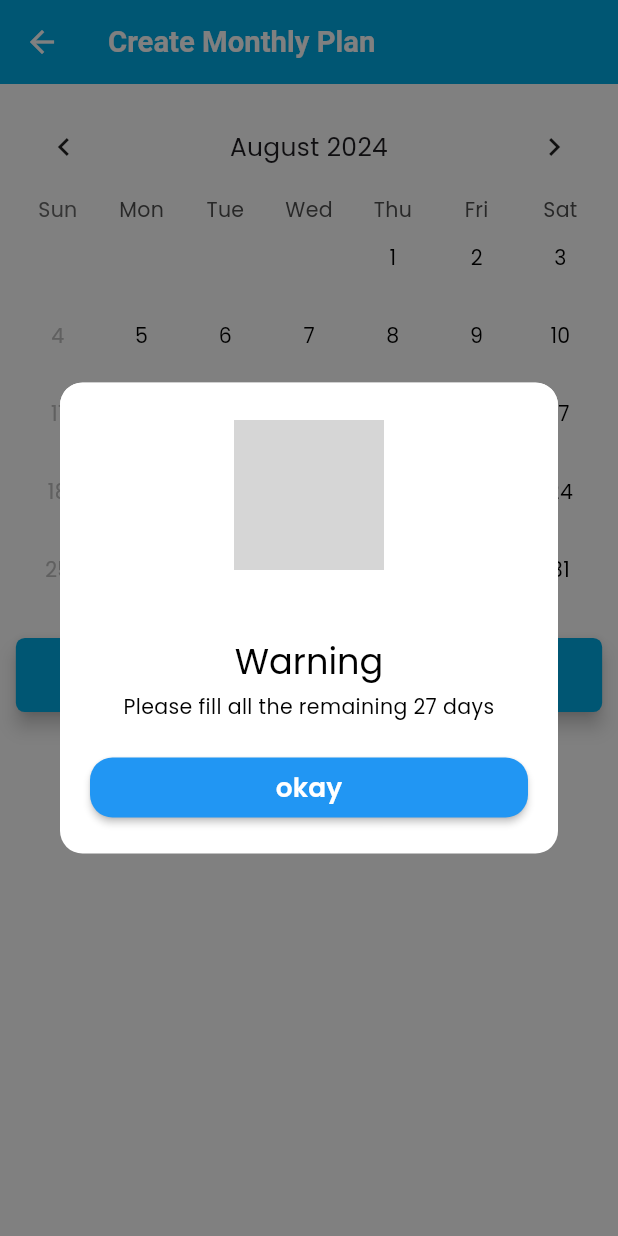
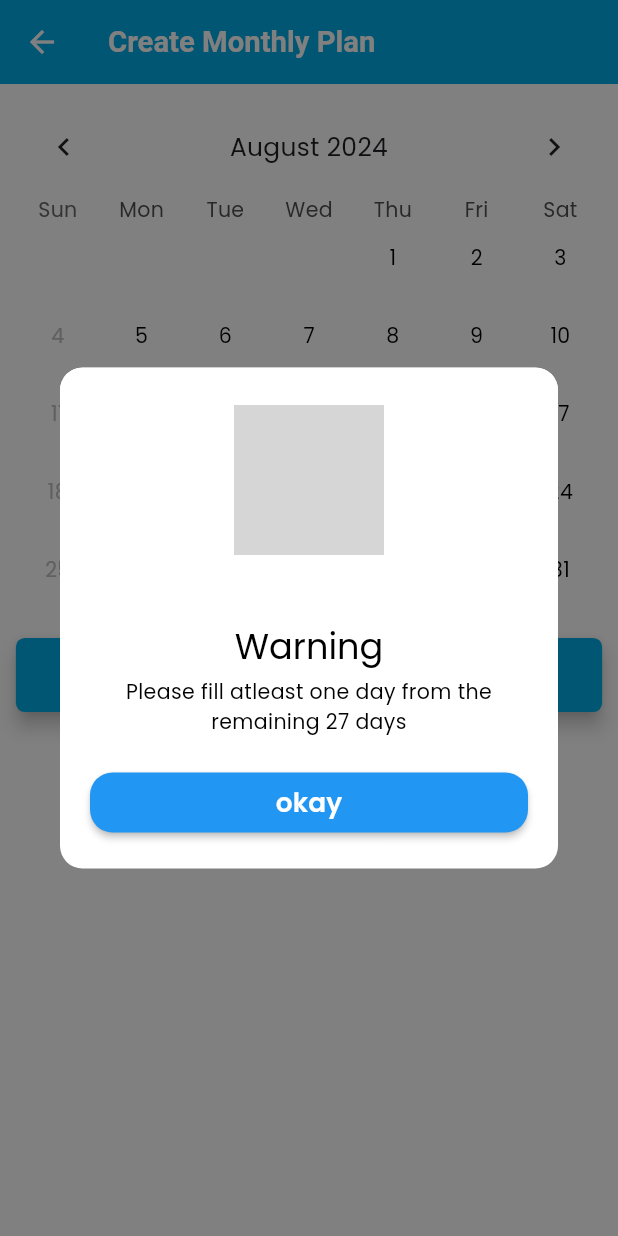
Before and after one commit to pawanlayisfpl/srinivasa_crm_andriod, a Flutter app: the CreateMonthlyPlanScreen screen opened by its route, after a tap on "Submit Plans", on a phone screen of 412 x 824 dp. Run offline on Flutter 3.47's test engine with Material 3 defaults, Android fonts, the phone set to English and light mode, and no system bars; drawn by our look-alikes of table_calendar; our stand-ins replace bloc, connectivity_plus, dartz, dio, dropdown_search, file_picker and 24 more; missing offline and left inert: alphabet_scroll_view, flutter_polyline_points; accounts and stored records are empty; network calls fail; project files that could hold a hidden picture were left out; grey boxes are pictures that could not be loaded.

```diff
--- a/lib/main.dart
+++ b/lib/main.dart
@@ -29,6 +29,8 @@ Future<void> main() async {
   await _initDependencies();
   runApp(const MyApp());
 }
+
+
 
 class MyApp extends StatelessWidget {
   const MyApp({super.key});
--- a/lib/src/features/Monthly Plan/presentation/Create Monthly Plan/screens/widgets/create_monthly_plan_new_body_widget.dart
+++ b/lib/src/features/Monthly Plan/presentation/Create Monthly Plan/screens/widgets/create_monthly_plan_new_body_widget.dart
@@ -88,18 +88,53 @@ class CreateMonthlyPlanNewBodyWidget extends StatelessWidget {
                   int totalDailyPlanCount  = context.read<CreateMonthlyPlanCubit>().state.dailyPlanList.length;
                   int toatlCount = context.read<CreateMonthlyPlanCubit>().countDaysWithoutSundays(DateTime.now().year, DateTime.now().month +1);
                   int reamaingDays = toatlCount - totalDailyPlanCount;
-                  if(totalDailyPlanCount < toatlCount) {
+                  // if(totalDailyPlanCount < toatlCount) {
+                  //   if(context.mounted) {
+                  //     QuickAlert.show(context: context, type: QuickAlertType.warning,
+                  //     showConfirmBtn: true,
+                  //     animType: QuickAlertAnimType.slideInDown,
+                  //     confirmBtnText: "okay",
+                  //     textColor: Colors.black,
+
+                  //   text: "Please fill all the remaining $reamaingDays days") ;
+
+                  //   }
+                  // }else {
+                  //   if(context.mounted) {
+                  //     List<DateTime> dates = context.read<CreateMonthlyPlanCubit>().getStartAndEndDate();
+                  //     CreateMonthlyPlanPostModel createMonthlyPlanPostModel = CreateMonthlyPlanPostModel(
+                  //       planStartDate: dates.first.toString().split(" ").first.toString(),
+                  //       planEndDate: dates.last.toString().toString().split(" ").first.toString(),
+                  //       dailyPlans: context.read<CreateMonthlyPlanCubit>().state.dailyPlanList.map((e) => DailyPlanPostModel(
+                  //         createdDate: e.createdDate.toString().split(" ").first.toString(),
+                  //         approxKms: double.tryParse(e.approxKms.toString()) ?? 0.0,
+                  //         customerCodes: e.customerCodes.map((e) => int.parse(e.toString())).toList(),
+                  //       )).toList(),
+                  //     );
+
+                  //     // POST METHOD
+                  //     log(createMonthlyPlanPostModel.toJson().toString());
+
+                  //     context.read<CreateMonthlyPlanCubit>().createMonthlyPlan(createMonthlyPlanPostModel: createMonthlyPlanPostModel);
+
+                  //   }
+                  // }
+
+
+
+                    if(state.dailyPlanList.isEmpty) {
                       if(context.mounted) {
                         QuickAlert.show(context: context, type: QuickAlertType.warning,
                         showConfirmBtn: true,
+                        barrierDismissible: false,
                         animType: QuickAlertAnimType.slideInDown,
                         confirmBtnText: "okay",
                         textColor: Colors.black,
 
-                    text: "Please fill all the remaining $reamaingDays days") ;
+                      text: "Please fill atleast one day from the remaining $reamaingDays days") ;
 
-                    }
                       }else {
+
                    if(context.mounted) {
                       List<DateTime> dates = context.read<CreateMonthlyPlanCubit>().getStartAndEndDate();
                       CreateMonthlyPlanPostModel createMonthlyPlanPostModel = CreateMonthlyPlanPostModel(
@@ -116,6 +151,8 @@ class CreateMonthlyPlanNewBodyWidget extends StatelessWidget {
                       log(createMonthlyPlanPostModel.toJson().toString());
 
                       context.read<CreateMonthlyPlanCubit>().createMonthlyPlan(createMonthlyPlanPostModel: createMonthlyPlanPostModel);
+
+                    }
 
                       }
                     }
--- a/lib/src/features/mark attendance/data/datasource/remote/mark_attendance_remote_datasource.dart
+++ b/lib/src/features/mark attendance/data/datasource/remote/mark_attendance_remote_datasource.dart
@@ -61,11 +61,11 @@ final KeyValueStorage keyValueStorage;
       if(response.statusCode == 200){
         return PunchInOutResponseModel.fromJson(response.data);
       }else{
-        throw const NetworkExceptions.unexpectedError();
+        throw  NetworkExceptions.getDioException(response.data);
       }
 
     }on DioException catch(e) {
-      throw NetworkExceptions.getException(e);
+      throw NetworkExceptions.getDioException(e);
     }on SocketException catch(e) {
       throw const NetworkExceptions.noInternetConnection();
     }
@@ -79,7 +79,7 @@ final KeyValueStorage keyValueStorage;
       if(response.statusCode == 200){
         return PunchInOutResponseModel.fromJson(response.data);
       }else{
-        throw const NetworkExceptions.unexpectedError();
+        throw  NetworkExceptions.getDioException(response.data);
       }
 
     }  on DioException catch(e)   {
```
Also changed, not shown: lib/src/features/Customer/presentations/Customer Create/presentation/screen/widget/customer_create_body_widget.dart (+25 -17 lines), lib/src/features/Customer/presentations/Customer Full Details/screen/customer_full_details_screen.dart (+0 -13 lines), lib/src/features/login/presentation/screens/login_screen.dart (+7 -1 lines), lib/src/features/login/presentation/screens/widgets/login_body_widget.dart (+0 -15 lines). Lines whose indentation alone changed are shown as unchanged.
